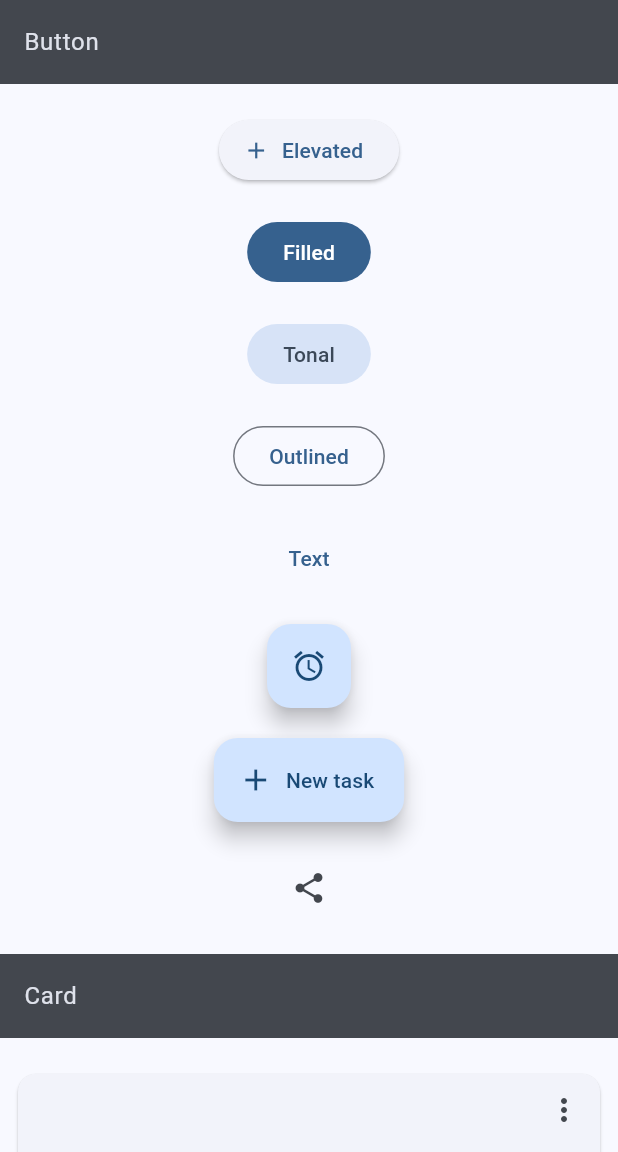
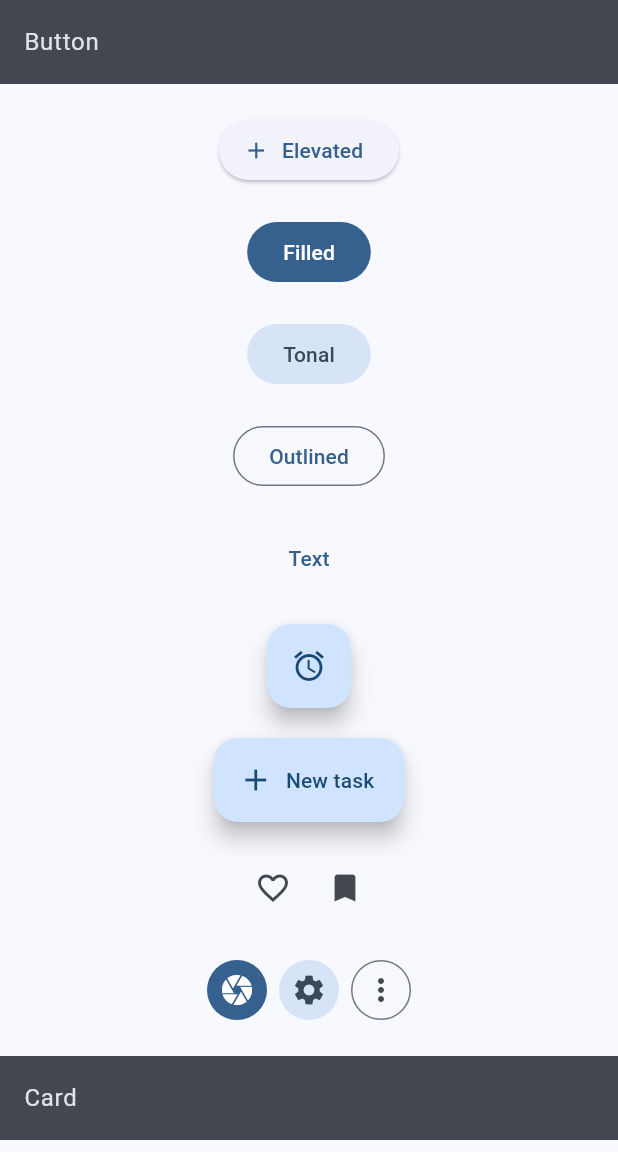
Before and after one commit to team-musashi/stamp-rally, a Flutter app: the ComponentGalleryPage screen opened directly, on a phone screen of 412 x 824 dp, the part 84-1236 px from its top. Run offline on Flutter 3.47's test engine with Material 2 defaults, Android fonts, the phone set to English and light mode, and no system bars; our stand-ins replace cloud_firestore, firebase_auth, firebase_core, flutter_riverpod, freezed_annotation, gap and 2 more; missing offline and left inert: roggle; accounts and stored records are empty.

Commit message:
🚀 feat:  IconButtonのM3対応
#56

```diff
--- /dev/null
+++ b/lib/presentation/component/m3/icon_button.dart
@@ -0,0 +1,284 @@
+import 'package:flutter/material.dart';
+
+/// M3 準拠の Filled IconButton
+///
+/// see: https://m3.material.io/components/icon-buttons/overview
+/// see: https://api.flutter.dev/flutter/material/IconButton-class.html
+class FilledIconButton extends StatelessWidget {
+  const FilledIconButton({
+    super.key,
+    this.iconSize,
+    this.visualDensity,
+    this.padding = const EdgeInsets.all(8),
+    this.alignment = Alignment.center,
+    this.splashRadius,
+    this.color,
+    this.focusColor,
+    this.hoverColor,
+    this.highlightColor,
+    this.splashColor,
+    this.disabledColor,
+    required this.onPressed,
+    this.mouseCursor,
+    this.focusNode,
+    this.autofocus = false,
+    this.tooltip,
+    this.enableFeedback = true,
+    this.constraints,
+    this.style,
+    this.isSelected,
+    this.selectedIcon,
+    required this.icon,
+  }) : assert(splashRadius == null || splashRadius > 0);
+
+  final double? iconSize;
+  final VisualDensity? visualDensity;
+  final EdgeInsetsGeometry padding;
+  final AlignmentGeometry alignment;
+  final double? splashRadius;
+  final Widget icon;
+  final Color? focusColor;
+  final Color? hoverColor;
+  final Color? color;
+  final Color? splashColor;
+  final Color? highlightColor;
+  final Color? disabledColor;
+  final VoidCallback? onPressed;
+  final MouseCursor? mouseCursor;
+  final FocusNode? focusNode;
+  final bool autofocus;
+  final String? tooltip;
+  final bool enableFeedback;
+  final BoxConstraints? constraints;
+  final ButtonStyle? style;
+  final bool? isSelected;
+  final Widget? selectedIcon;
+
+  @override
+  Widget build(BuildContext context) {
+    final colorScheme = Theme.of(context).colorScheme;
+    return IconButton(
+      iconSize: iconSize,
+      visualDensity: visualDensity,
+      padding: padding,
+      alignment: alignment,
+      splashRadius: splashRadius,
+      color: color,
+      focusColor: focusColor,
+      hoverColor: hoverColor,
+      highlightColor: highlightColor,
+      splashColor: splashColor,
+      disabledColor: disabledColor,
+      onPressed: onPressed,
+      mouseCursor: mouseCursor,
+      focusNode: focusNode,
+      autofocus: autofocus,
+      tooltip: tooltip,
+      enableFeedback: enableFeedback,
+      constraints: constraints,
+      style: IconButton.styleFrom(
+        foregroundColor: colorScheme.onPrimary,
+        backgroundColor: colorScheme.primary,
+        disabledBackgroundColor: colorScheme.onSurface.withOpacity(0.12),
+        hoverColor: colorScheme.onPrimary.withOpacity(0.08),
+        focusColor: colorScheme.onPrimary.withOpacity(0.12),
+        highlightColor: colorScheme.onPrimary.withOpacity(0.12),
+      ),
+      isSelected: isSelected,
+      selectedIcon: selectedIcon,
+      icon: icon,
+    );
+  }
+}
+
+/// M3 準拠の FilledTonal IconButton
+///
+/// see: https://m3.material.io/components/icon-buttons/overview
+/// see: https://api.flutter.dev/flutter/material/IconButton-class.html
+class FilledTonalIconButton extends StatelessWidget {
+  const FilledTonalIconButton({
+    super.key,
+    this.iconSize,
+    this.visualDensity,
+    this.padding = const EdgeInsets.all(8),
+    this.alignment = Alignment.center,
+    this.splashRadius,
+    this.color,
+    this.focusColor,
+    this.hoverColor,
+    this.highlightColor,
+    this.splashColor,
+    this.disabledColor,
+    required this.onPressed,
+    this.mouseCursor,
+    this.focusNode,
+    this.autofocus = false,
+    this.tooltip,
+    this.enableFeedback = true,
+    this.constraints,
+    this.style,
+    this.isSelected,
+    this.selectedIcon,
+    required this.icon,
+  }) : assert(splashRadius == null || splashRadius > 0);
+
+  final double? iconSize;
+  final VisualDensity? visualDensity;
+  final EdgeInsetsGeometry padding;
+  final AlignmentGeometry alignment;
+  final double? splashRadius;
+  final Widget icon;
+  final Color? focusColor;
+  final Color? hoverColor;
+  final Color? color;
+  final Color? splashColor;
+  final Color? highlightColor;
+  final Color? disabledColor;
+  final VoidCallback? onPressed;
+  final MouseCursor? mouseCursor;
+  final FocusNode? focusNode;
+  final bool autofocus;
+  final String? tooltip;
+  final bool enableFeedback;
+  final BoxConstraints? constraints;
+  final ButtonStyle? style;
+  final bool? isSelected;
+  final Widget? selectedIcon;
+
+  @override
+  Widget build(BuildContext context) {
+    final colorScheme = Theme.of(context).colorScheme;
+    return IconButton(
+      iconSize: iconSize,
+      visualDensity: visualDensity,
+      padding: padding,
+      alignment: alignment,
+      splashRadius: splashRadius,
+      color: color,
+      focusColor: focusColor,
+      hoverColor: hoverColor,
+      highlightColor: highlightColor,
+      splashColor: splashColor,
+      disabledColor: disabledColor,
+      onPressed: onPressed,
+      mouseCursor: mouseCursor,
+      focusNode: focusNode,
+      autofocus: autofocus,
+      tooltip: tooltip,
+      enableFeedback: enableFeedback,
+      constraints: constraints,
+      style: IconButton.styleFrom(
+        foregroundColor: colorScheme.onSecondaryContainer,
+        backgroundColor: colorScheme.secondaryContainer,
+        disabledBackgroundColor: colorScheme.onSurface.withOpacity(0.12),
+        hoverColor: colorScheme.onSecondaryContainer.withOpacity(0.08),
+        focusColor: colorScheme.onSecondaryContainer.withOpacity(0.12),
+        highlightColor: colorScheme.onSecondaryContainer.withOpacity(0.12),
+      ),
+      isSelected: isSelected,
+      selectedIcon: selectedIcon,
+      icon: icon,
+    );
+  }
+}
+
+/// M3 準拠の Outlined IconButton
+///
+/// see: https://m3.material.io/components/icon-buttons/overview
+/// see: https://api.flutter.dev/flutter/material/IconButton-class.html
+class OutlinedIconButton extends StatelessWidget {
+  const OutlinedIconButton({
+    super.key,
+    this.iconSize,
+    this.visualDensity,
+    this.padding = const EdgeInsets.all(8),
+    this.alignment = Alignment.center,
+    this.splashRadius,
+    this.color,
+    this.focusColor,
+    this.hoverColor,
+    this.highlightColor,
+    this.splashColor,
+    this.disabledColor,
+    required this.onPressed,
+    this.mouseCursor,
+    this.focusNode,
+    this.autofocus = false,
+    this.tooltip,
+    this.enableFeedback = true,
+    this.constraints,
+    this.style,
+    this.isSelected,
+    this.selectedIcon,
+    required this.icon,
+  }) : assert(splashRadius == null || splashRadius > 0);
+
+  final double? iconSize;
+  final VisualDensity? visualDensity;
+  final EdgeInsetsGeometry padding;
+  final AlignmentGeometry alignment;
+  final double? splashRadius;
+  final Widget icon;
+  final Color? focusColor;
+  final Color? hoverColor;
+  final Color? color;
+  final Color? splashColor;
+  final Color? highlightColor;
+  final Color? disabledColor;
+  final VoidCallback? onPressed;
+  final MouseCursor? mouseCursor;
+  final FocusNode? focusNode;
+  final bool autofocus;
+  final String? tooltip;
+  final bool enableFeedback;
+  final BoxConstraints? constraints;
+  final ButtonStyle? style;
+  final bool? isSelected;
+  final Widget? selectedIcon;
+
+  @override
+  Widget build(BuildContext context) {
+    final colorScheme = Theme.of(context).colorScheme;
+    return IconButton(
+      iconSize: iconSize,
+      visualDensity: visualDensity,
+      padding: padding,
+      alignment: alignment,
+      splashRadius: splashRadius,
+      color: color,
+      focusColor: focusColor,
+      hoverColor: hoverColor,
+      highlightColor: highlightColor,
+      splashColor: splashColor,
+      disabledColor: disabledColor,
+      onPressed: onPressed,
+      mouseCursor: mouseCursor,
+      focusNode: focusNode,
+      autofocus: autofocus,
+      tooltip: tooltip,
+      enableFeedback: enableFeedback,
+      constraints: constraints,
+      style: IconButton.styleFrom(
+        focusColor: colorScheme.onSurfaceVariant.withOpacity(0.12),
+        highlightColor: colorScheme.onSurface.withOpacity(0.12),
+        side: onPressed == null
+            ? BorderSide(
+                color:
+                    Theme.of(context).colorScheme.onSurface.withOpacity(0.12),
+              )
+            : BorderSide(color: colorScheme.outline),
+      ).copyWith(
+        foregroundColor:
+            MaterialStateProperty.resolveWith((Set<MaterialState> states) {
+          if (states.contains(MaterialState.pressed)) {
+            return colorScheme.onSurface;
+          }
+          return null;
+        }),
+      ),
+      isSelected: isSelected,
+      selectedIcon: selectedIcon,
+      icon: icon,
+    );
+  }
+}
--- a/lib/presentation/page/debug/component_gallery/component/button.dart
+++ b/lib/presentation/page/debug/component_gallery/component/button.dart
@@ -2,6 +2,7 @@ import 'package:flutter/material.dart';
 import 'package:gap/gap.dart';
 
 import '../../../../component/m3/button.dart';
+import '../../../../component/m3/icon_button.dart';
 import 'common.dart';
 
 class ButtonSection extends StatelessWidget {
@@ -50,9 +51,36 @@ class ButtonSection extends StatelessWidget {
           icon: const Icon(Icons.add),
         ),
         const Gap(contentPadding),
-        IconButton(
-          onPressed: () {},
-          icon: const Icon(Icons.share),
+        Row(
+          mainAxisAlignment: MainAxisAlignment.center,
+          children: [
+            IconButton(
+              onPressed: () {},
+              icon: const Icon(Icons.favorite_outline),
+            ),
+            IconButton(
+              onPressed: () {},
+              icon: const Icon(Icons.bookmark),
+            ),
+          ],
+        ),
+        const Gap(contentPadding),
+        Row(
+          mainAxisAlignment: MainAxisAlignment.center,
+          children: [
+            FilledIconButton(
+              onPressed: () {},
+              icon: const Icon(Icons.camera),
+            ),
+            FilledTonalIconButton(
+              onPressed: () {},
+              icon: const Icon(Icons.settings),
+            ),
+            OutlinedIconButton(
+              onPressed: () {},
+              icon: const Icon(Icons.more_vert),
+            ),
+          ],
         ),
         const Gap(contentPadding),
       ],
```
